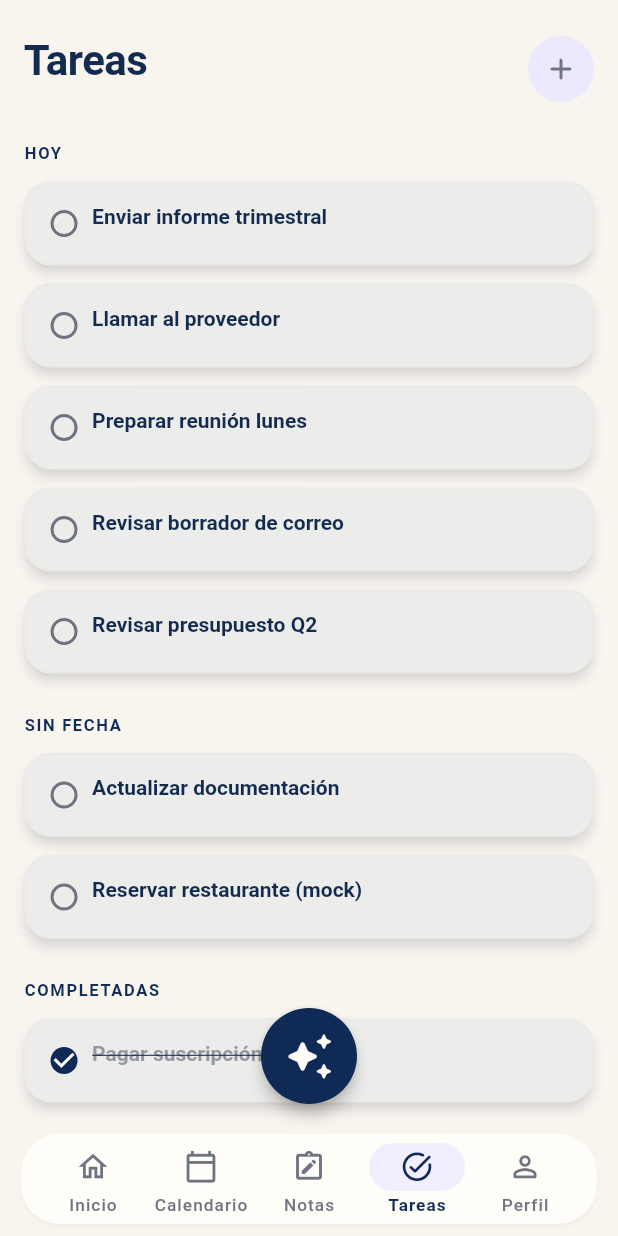
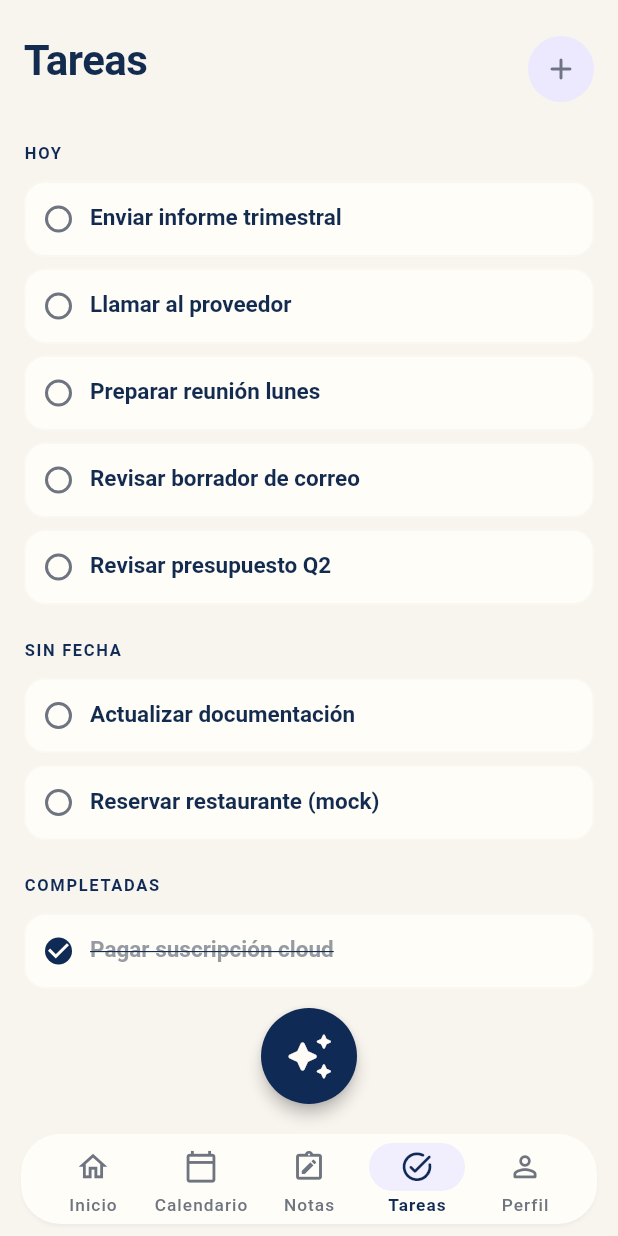
Before and after one commit to jmpmonge/aris-flutter, a Flutter app: the screen it shows after launch, item 4 of the bottom bar chosen, on a phone screen of 412 x 824 dp. Run offline on Flutter 3.47's test engine with Material 3 defaults, Android fonts, the phone set to English and light mode, and no system bars; our stand-ins replace shared_preferences; network calls fail.

Commit message:
v0.49.18 alinea linea principal de tareas y refina tarjeta expandible
Co-authored-by: Cursor <cursoragent@cursor.com>

```diff
--- a/lib/features/tasks/presentation/tasks_screen.dart
+++ b/lib/features/tasks/presentation/tasks_screen.dart
@@ -200,7 +200,7 @@ class _TasksScreenState extends State<TasksScreen> {
               AppSpacing.md,
               0,
               AppSpacing.md,
-              AppSpacing.sm,
+              AppSpacing.xs,
             ),
             child: CompactExpandableTaskTile(
               task: t,
--- a/lib/features/tasks/presentation/widgets/compact_expandable_task_tile.dart
+++ b/lib/features/tasks/presentation/widgets/compact_expandable_task_tile.dart
@@ -4,6 +4,7 @@ import '../../../../core/models/task_model.dart';
 import '../../../../core/models/task_ui_buckets.dart';
 import '../../../../theme/app_spacing.dart';
 
+/// Tarjeta compacta de tarea con check y expansión inline (v0.49.18).
 class CompactExpandableTaskTile extends StatefulWidget {
   const CompactExpandableTaskTile({
     super.key,
@@ -34,6 +35,10 @@ class CompactExpandableTaskTile extends StatefulWidget {
 class _CompactExpandableTaskTileState extends State<CompactExpandableTaskTile> {
   late bool _open;
 
+  static const double _checkSlot = 22;
+  static const double _checkTextGap = 10;
+  static const double _cardRadius = 14;
+
   @override
   void initState() {
     super.initState();
@@ -56,44 +61,102 @@ class _CompactExpandableTaskTileState extends State<CompactExpandableTaskTile> {
     final titleStyle = tt.bodyMedium?.copyWith(
       decoration: strike ? TextDecoration.lineThrough : null,
       color: strike
-          ? scheme.onSurfaceVariant.withValues(alpha: 0.7)
+          ? scheme.onSurfaceVariant.withValues(alpha: 0.72)
           : scheme.onSurface,
-      height: 1.25,
+      height: 1.2,
       fontWeight: FontWeight.w600,
+      fontSize: 15,
     );
 
     final metaStyle = tt.bodySmall?.copyWith(
       color: strike
-          ? scheme.onSurfaceVariant.withValues(alpha: 0.48)
-          : scheme.onSurfaceVariant.withValues(alpha: 0.78),
-      height: 1.25,
+          ? scheme.onSurfaceVariant.withValues(alpha: 0.45)
+          : scheme.onSurfaceVariant.withValues(alpha: 0.72),
+      height: 1.2,
+      fontSize: 12,
     );
 
     final desc = (widget.task.description ?? '').trim();
     final hasDesc = desc.isNotEmpty;
-    final tagsLabel = widget.task.tags.where((x) => x.trim().isNotEmpty).join(' · ');
+    final tagsLabel =
+        widget.task.tags.where((x) => x.trim().isNotEmpty).join(' · ');
     final hasTags = tagsLabel.isNotEmpty;
+    final hasExpandedBody = hasDesc || hasTags;
 
     void toggleExpanded() => setState(() => _open = !_open);
+
+    final detailBlock = _open && hasExpandedBody
+        ? Column(
+            crossAxisAlignment: CrossAxisAlignment.stretch,
+            children: [
+              Padding(
+                padding: const EdgeInsets.only(top: AppSpacing.sm),
+                child: Divider(
+                  height: 1,
+                  thickness: 1,
+                  color: scheme.outline.withValues(alpha: 0.18),
+                ),
+              ),
+              Padding(
+                padding: const EdgeInsets.only(top: AppSpacing.sm),
+                child: Column(
+                  crossAxisAlignment: CrossAxisAlignment.start,
+                  children: [
+                    if (hasDesc)
+                      Text(
+                        desc,
+                        style: tt.bodySmall?.copyWith(
+                          height: 1.4,
+                          color: scheme.onSurfaceVariant.withValues(alpha: 0.9),
+                        ),
+                      ),
+                    if (hasTags)
+                      Padding(
+                        padding: EdgeInsets.only(
+                          top: hasDesc ? AppSpacing.xs : 0,
+                        ),
+                        child: Text(
+                          tagsLabel,
+                          style: tt.labelSmall?.copyWith(
+                            color: scheme.onSurfaceVariant
+                                .withValues(alpha: 0.65),
+                            height: 1.3,
+                            letterSpacing: 0.15,
+                          ),
+                        ),
+                      ),
+                  ],
+                ),
+              ),
+            ],
+          )
+        : const SizedBox.shrink();
 
     return Card(
       margin: EdgeInsets.zero,
       clipBehavior: Clip.antiAlias,
-      elevation: Theme.of(context).cardTheme.elevation ?? 2,
-      shadowColor: Theme.of(context).cardTheme.shadowColor,
-      shape: Theme.of(context).cardTheme.shape,
+      elevation: 0,
+      shadowColor: Colors.transparent,
+      color: scheme.surface,
+      shape: RoundedRectangleBorder(
+        borderRadius: BorderRadius.circular(_cardRadius),
+        side: BorderSide(
+          color: scheme.outline.withValues(alpha: 0.2),
+        ),
+      ),
       child: Padding(
-        padding: EdgeInsets.fromLTRB(
-          AppSpacing.xs,
-          AppSpacing.sm,
-          AppSpacing.sm,
-          AppSpacing.sm,
+        padding: const EdgeInsets.symmetric(
+          horizontal: AppSpacing.sm,
+          vertical: AppSpacing.sm + 2,
         ),
         child: Row(
           crossAxisAlignment: CrossAxisAlignment.start,
           children: [
             SizedBox(
-              width: AppSpacing.minTouchTarget * 0.85,
+              width: _checkSlot,
+              height: _checkSlot,
+              child: Align(
+                alignment: Alignment.center,
                 child: Checkbox(
                   shape: const CircleBorder(),
                   visualDensity: VisualDensity.compact,
@@ -102,19 +165,20 @@ class _CompactExpandableTaskTileState extends State<CompactExpandableTaskTile> {
                   onChanged: widget.busy ? null : widget.onCheckboxChanged,
                 ),
               ),
+            ),
+            SizedBox(width: _checkTextGap),
             Expanded(
               child: Material(
                 color: Colors.transparent,
                 child: InkWell(
                   onTap: toggleExpanded,
                   borderRadius:
-                      BorderRadius.circular(AppSpacing.radiusMd * 0.5),
+                      BorderRadius.circular(AppSpacing.radiusSm),
                   child: Padding(
-                    padding: EdgeInsets.fromLTRB(
-                      0,
-                      2,
-                      AppSpacing.sm,
-                      AppSpacing.sm,
+                    padding: const EdgeInsets.only(
+                      top: 1,
+                      right: AppSpacing.xs,
+                      bottom: 1,
                     ),
                     child: Column(
                       crossAxisAlignment: CrossAxisAlignment.stretch,
@@ -138,6 +202,7 @@ class _CompactExpandableTaskTileState extends State<CompactExpandableTaskTile> {
                                 '\u26A0',
                                 style: tt.titleSmall?.copyWith(
                                   height: 1,
+                                  fontSize: 14,
                                   color: Theme.of(context).brightness ==
                                           Brightness.dark
                                       ? const Color(0xFFF59E0B)
@@ -162,12 +227,12 @@ class _CompactExpandableTaskTileState extends State<CompactExpandableTaskTile> {
                                 ],
                                 child: Padding(
                                   padding:
-                                      EdgeInsets.only(left: AppSpacing.xs),
+                                      EdgeInsets.only(left: AppSpacing.xxs),
                                   child: Icon(
                                     Icons.more_vert_rounded,
                                     size: 18,
                                     color: scheme.onSurfaceVariant
-                                        .withValues(alpha: 0.6),
+                                        .withValues(alpha: 0.55),
                                   ),
                                 ),
                               ),
@@ -175,51 +240,14 @@ class _CompactExpandableTaskTileState extends State<CompactExpandableTaskTile> {
                         ),
                         if (meta.isNotEmpty)
                           Padding(
-                            padding: EdgeInsets.only(top: AppSpacing.xxs),
+                            padding: const EdgeInsets.only(top: 3),
                             child: Text(meta, style: metaStyle),
                           ),
                         AnimatedSize(
-                          duration: const Duration(milliseconds: 200),
-                          curve: Curves.easeInOut,
+                          duration: const Duration(milliseconds: 220),
+                          curve: Curves.easeOutCubic,
                           alignment: Alignment.topLeft,
-                          child: _open
-                              ? Padding(
-                                  padding: EdgeInsets.only(
-                                    top: AppSpacing.sm,
-                                    bottom: AppSpacing.xs,
-                                  ),
-                                  child: Column(
-                                    crossAxisAlignment:
-                                        CrossAxisAlignment.stretch,
-                                    children: [
-                                      if (hasDesc)
-                                        Text(
-                                          desc,
-                                          style: tt.bodyMedium?.copyWith(
-                                            height: 1.35,
-                                            color: scheme.onSurfaceVariant
-                                                .withValues(alpha: 0.94),
-                                          ),
-                                        ),
-                                      if (hasTags)
-                                        Padding(
-                                          padding: EdgeInsets.only(
-                                            top: hasDesc ? AppSpacing.sm : 0,
-                                          ),
-                                          child: Text(
-                                            tagsLabel,
-                                            style: tt.labelSmall?.copyWith(
-                                              color: scheme.outline
-                                                  .withValues(alpha: 0.95),
-                                              height: 1.3,
-                                              letterSpacing: 0.1,
-                                            ),
-                                          ),
-                                        ),
-                                    ],
-                                  ),
-                                )
-                              : const SizedBox.shrink(),
+                          child: detailBlock,
                         ),
                       ],
                     ),
```
Lines whose indentation alone changed are shown as unchanged.
